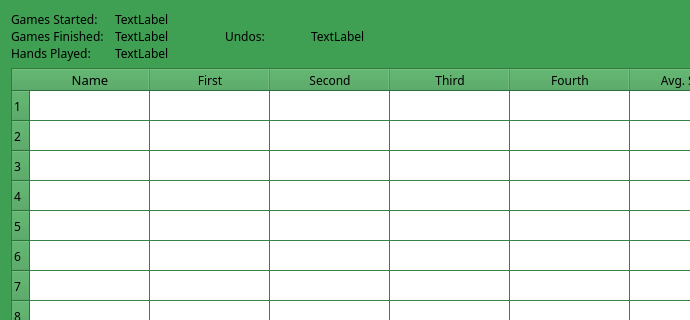
Old version of the form statistics.ui in the repository Rescator7/Hearts2; both pictures show x 0 to 690 and y 0 to 320 of the 870 by 600 pixel window.
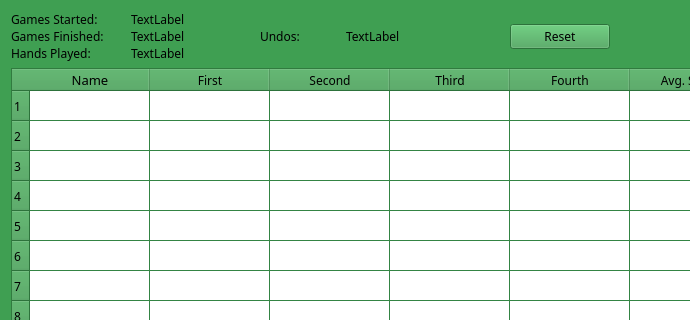
New version of the form.

Diff of the .ui file:
```diff
--- a/statistics.ui
+++ b/statistics.ui
@@ -457,7 +457,24 @@
     </widget>
    </item>
    <item row="0" column="2">
-    <layout class="QVBoxLayout" name="verticalLayout_2"/>
+    <layout class="QVBoxLayout" name="verticalLayout_2">
+     <item>
+      <widget class="QPushButton" name="pushButton_reset">
+       <property name="maximumSize">
+        <size>
+         <width>100</width>
+         <height>16777215</height>
+        </size>
+       </property>
+       <property name="toolTip">
+        <string>&lt;html&gt;&lt;head/&gt;&lt;body&gt;&lt;p&gt;Reset the statistics&lt;/p&gt;&lt;/body&gt;&lt;/html&gt;</string>
+       </property>
+       <property name="text">
+        <string>Reset</string>
+       </property>
+      </widget>
+     </item>
+    </layout>
    </item>
    <item row="1" column="0" colspan="4">
     <widget class="QTableWidget" name="tableWidget">
```
